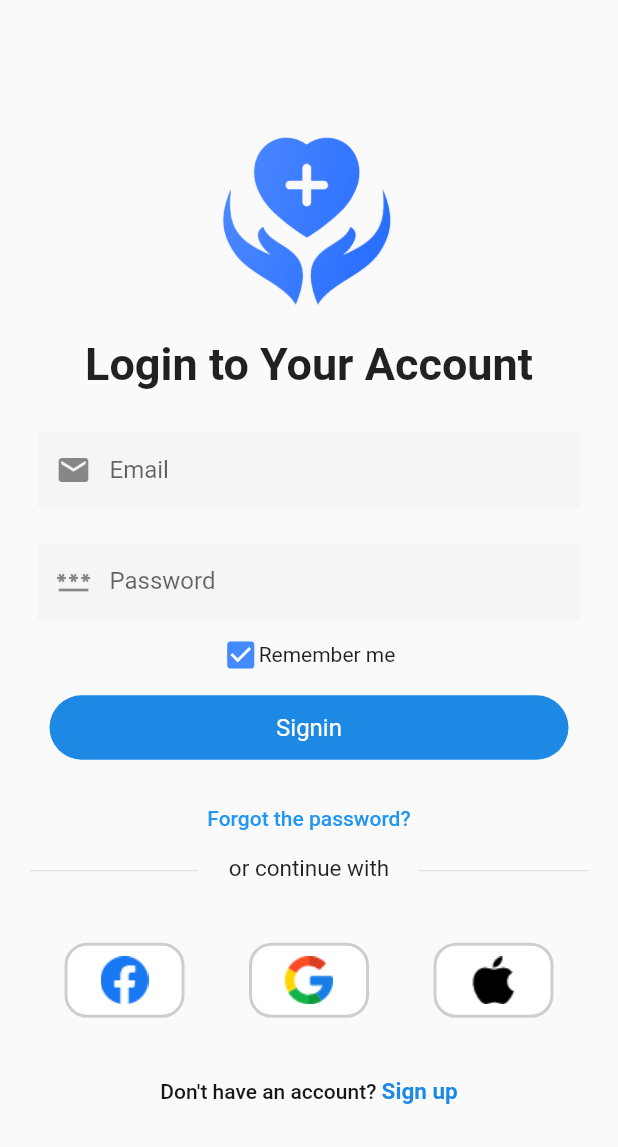
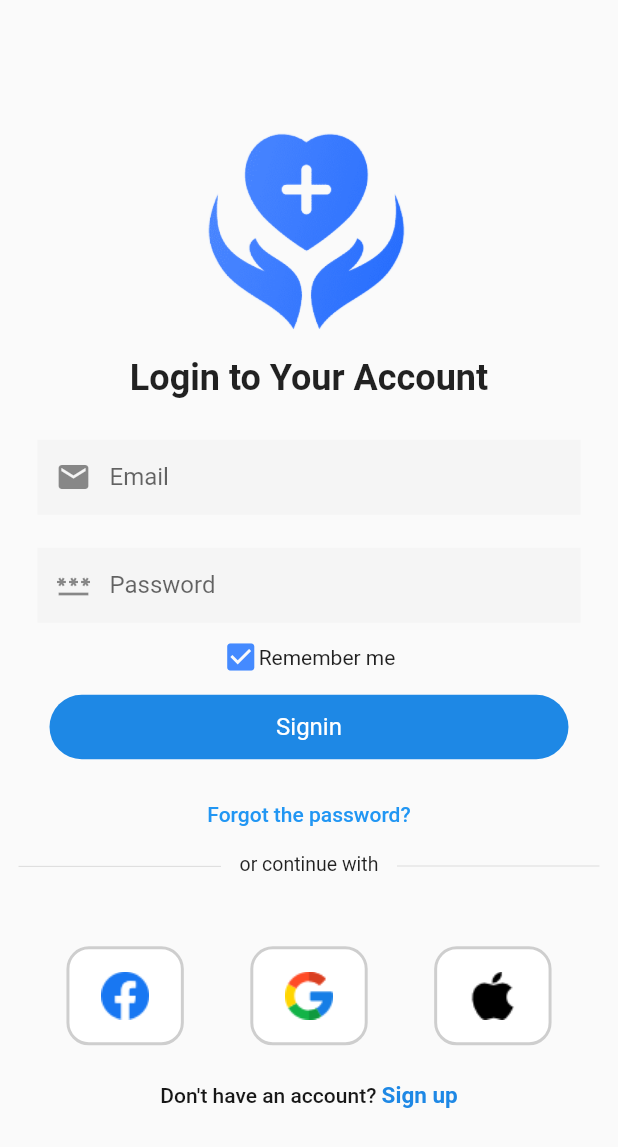
Before and after one commit to abdulsamad08/Property_Trade_App_, a Flutter app: the screen it shows after launch, after a tap on "Continue with Google", on a phone screen of 412 x 824 dp. Shown: the top 1147 px of the screen. Run offline on Flutter 3.47's test engine with Material 2 defaults, Android fonts, the light colour scheme and no system bars; our stand-ins replace google_fonts, google_nav_bar.

Commit message:
Task Complete

```diff
--- a/lib/view/continue_with.dart
+++ b/lib/view/continue_with.dart
@@ -18,8 +18,7 @@ class ContinueWith extends StatelessWidget {
             children: [
               Image(
                 image: AssetImage(ImageConstants.splashLogo),
-                height: 175,
-                width: 175,
+                height: MediaQuery.of(context).size.height * 0.23,
               ),
               const Text(
                 "Let's you in",
@@ -34,7 +33,7 @@ class ContinueWith extends StatelessWidget {
                       child: OutlinedButton.icon(
                         icon: Image(
                           image: AssetImage(ImageConstants.facebookLogo),
-                          width: 20.0,
+                          width: MediaQuery.of(context).size.width * 0.055,
                         ),
                         onPressed: () {
                           Navigator.push(
@@ -50,7 +49,7 @@ class ContinueWith extends StatelessWidget {
                       child: OutlinedButton.icon(
                         icon: Image(
                           image: AssetImage(ImageConstants.googleLogo),
-                          width: 20.0,
+                          width: MediaQuery.of(context).size.width * 0.055,
                         ),
                         onPressed: () {
                           Navigator.push(
@@ -66,7 +65,7 @@ class ContinueWith extends StatelessWidget {
                       child: OutlinedButton.icon(
                         icon: Image(
                           image: AssetImage(ImageConstants.appleLogo),
-                          width: 20.0,
+                          width: MediaQuery.of(context).size.width * 0.055,
                         ),
                         onPressed: () {
                           Navigator.push(
@@ -77,8 +76,8 @@ class ContinueWith extends StatelessWidget {
                         label: const Text('Continue with Apple'),
                       ),
                     ),
-                    const SizedBox(
-                      height: 20,
+                    SizedBox(
+                      height: MediaQuery.of(context).size.height * 0.035,
                     ),
                     Row(children: [
                       Expanded(
--- a/lib/view/login_screen.dart
+++ b/lib/view/login_screen.dart
@@ -24,18 +24,17 @@ class LoginScreen extends StatelessWidget {
           children: [
             Image(
               image: AssetImage(ImageConstants.loginPageLogo),
-              height: 120,
-              width: 120,
+              height: MediaQuery.of(context).size.height * 0.17,
             ),
-            const SizedBox(
-              height: 18,
+            SizedBox(
+              height: MediaQuery.of(context).size.height * 0.016,
             ),
             const Text(
               'Login to Your Account',
-              style: TextStyle(fontSize: 30, fontWeight: FontWeight.bold),
+              style: TextStyle(fontSize: 24, fontWeight: FontWeight.bold),
             ),
-            const SizedBox(
-              height: 16,
+            SizedBox(
+              height: MediaQuery.of(context).size.height * 0.020,
             ),
             Widgets.textFormField(
                 prefix: const Icon(Icons.email),
@@ -85,30 +84,35 @@ class LoginScreen extends StatelessWidget {
                 Row(children: [
                   Expanded(
                     child: Container(
-                        margin:
-                            const EdgeInsets.only(right: 20, left: 20, top: 3),
+                        margin: EdgeInsets.only(
+                            right: MediaQuery.of(context).size.width * 0.03,
+                            left: MediaQuery.of(context).size.width * 0.03,
+                            top: MediaQuery.of(context).size.height * 0.0029),
                         child: const Divider()),
                   ),
                   const Text(
                     "or continue with",
-                    style: TextStyle(fontSize: 15),
+                    style: TextStyle(fontSize: 13),
                   ),
                   Expanded(
                     child: Container(
-                        margin:
-                            const EdgeInsets.only(right: 20, left: 20, top: 3),
+                        margin: EdgeInsets.only(
+                            right: MediaQuery.of(context).size.width * 0.03,
+                            left: MediaQuery.of(context).size.width * 0.03,
+                            top: MediaQuery.of(context).size.height * 0.0023),
                         child: const Divider()),
                   ),
                 ]),
                 Padding(
-                  padding: const EdgeInsets.only(top: 40),
+                  padding: EdgeInsets.only(
+                      top: MediaQuery.of(context).size.height * 0.055),
                   child: Row(
                     mainAxisAlignment: MainAxisAlignment.spaceEvenly,
                     children: [
                       for (var item in images)
                         Container(
-                            height: 50,
-                            width: 80,
+                            height: MediaQuery.of(context).size.height * 0.08,
+                            width: MediaQuery.of(context).size.width * 0.19,
                             decoration: BoxDecoration(
                               border: Border.all(
                                   width: 2,
@@ -121,7 +125,8 @@ class LoginScreen extends StatelessWidget {
                   ),
                 ),
                 Padding(
-                  padding: const EdgeInsets.only(top: 40),
+                  padding: EdgeInsets.only(
+                      top: MediaQuery.of(context).size.height * 0.030),
                   child: Row(
                     mainAxisAlignment: MainAxisAlignment.center,
                     children: [
--- a/lib/view/splash_screen.dart
+++ b/lib/view/splash_screen.dart
@@ -29,7 +29,7 @@ class _SplashScreenState extends State<SplashScreen> {
         child: Center(
           child: Image(
             image: AssetImage(ImageConstants.splashLogo),
-            height: 300,
+            height: MediaQuery.of(context).size.height * 0.3,
           ),
         ),
       ),
--- a/lib/widgets/categories.dart
+++ b/lib/widgets/categories.dart
@@ -14,8 +14,9 @@ class CatogoriesWidget extends StatelessWidget {
           for (var text in text)
             InkWell(
               child: Container(
-                height: 40,
-                margin: const EdgeInsets.symmetric(horizontal: 10),
+                height: MediaQuery.of(context).size.height * 0.05,
+                margin: EdgeInsets.symmetric(
+                    horizontal: MediaQuery.of(context).size.height * 0.01),
                 padding:
                     const EdgeInsets.symmetric(horizontal: 10, vertical: 5),
                 decoration: BoxDecoration(
--- a/lib/widgets/round_button.dart
+++ b/lib/widgets/round_button.dart
@@ -14,7 +14,7 @@ class RoundButton extends StatelessWidget {
   @override
   Widget build(BuildContext context) {
     return Padding(
-      padding: const EdgeInsets.symmetric(vertical: 15, horizontal: 16),
+      padding: const EdgeInsets.symmetric(vertical: 13, horizontal: 16),
       child: InkWell(
         onTap: onPress,
         child: Container(
--- a/lib/widgets/text_field.dart
+++ b/lib/widgets/text_field.dart
@@ -8,7 +8,7 @@ class Widgets {
     final Widget? suffix,
   }) {
     return Padding(
-        padding: const EdgeInsets.symmetric(vertical: 12, horizontal: 25),
+        padding: const EdgeInsets.symmetric(vertical: 11, horizontal: 25),
         child: SizedBox(
           height: 50,
           child: TextFormField(
```
Also changed, not shown: lib/view/discover_property.dart (+40 -35 lines), lib/view/profile_info.dart (+19 -16 lines), lib/view/property_details.dart (+42 -29 lines), lib/widgets/bottm_nav_bar.dart (+40 -40 lines), lib/widgets/houses_widget.dart (+13 -10 lines), lib/widgets/items.dart (+5 -3 lines), lib/widgets/properties.dart (+10 -7 lines).
